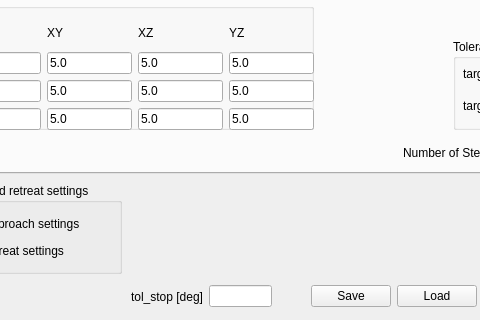
Before: the Qt Designer form ui/toldialoghuml.ui in zohannn/motion_manager, drawn with Qt 5; both pictures show x 309 to 789 and y 417 to 737 of the 970 by 737 pixel window.
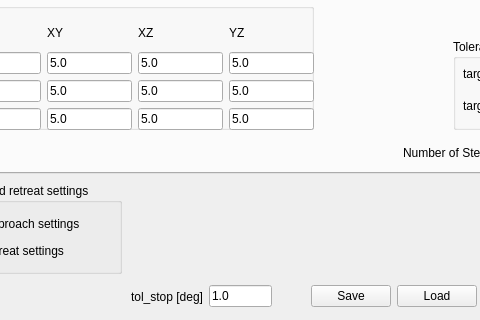
After: the same form once the commit is applied.

```diff
--- a/ui/toldialoghuml.ui
+++ b/ui/toldialoghuml.ui
@@ -57,7 +57,11 @@
      </widget>
     </item>
     <item>
-     <widget class="QLineEdit" name="lineEdit_tol_stop"/>
+     <widget class="QLineEdit" name="lineEdit_tol_stop">
+      <property name="text">
+       <string>1.0</string>
+      </property>
+     </widget>
     </item>
    </layout>
   </widget>
```
